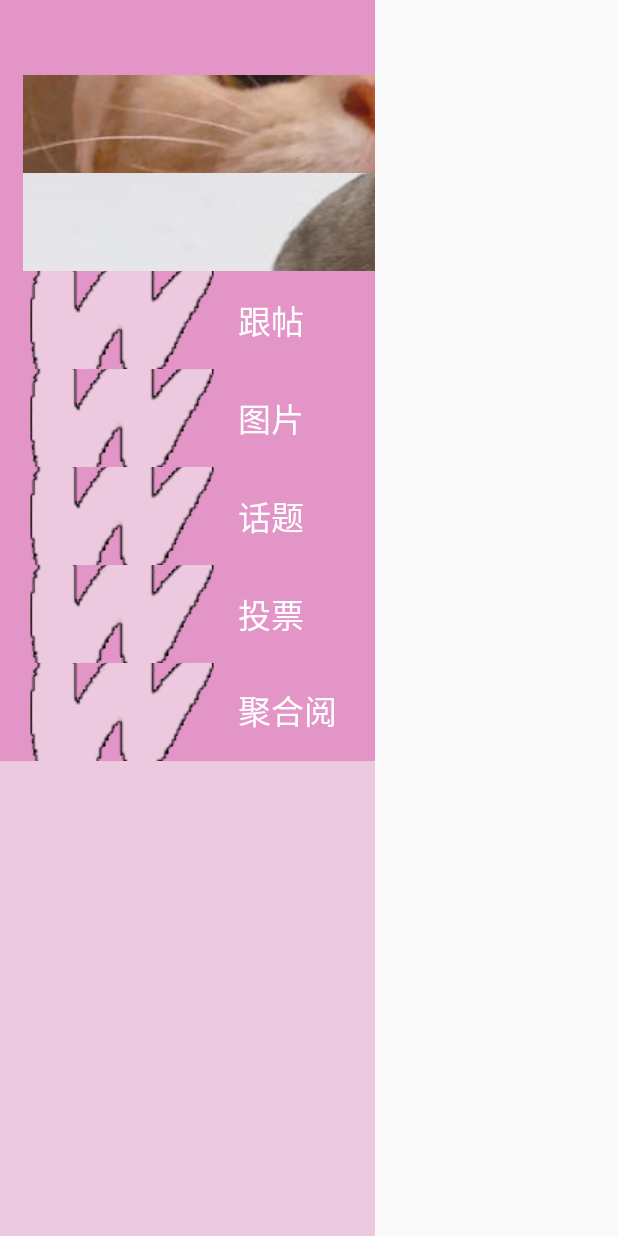
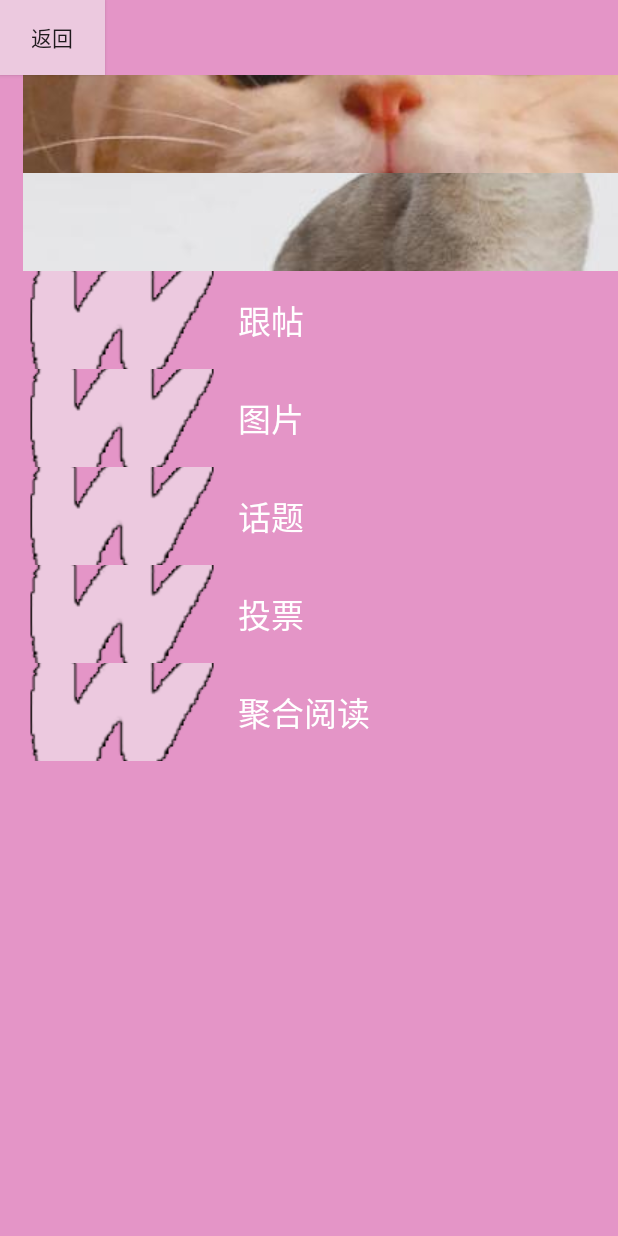
Before and after one commit to shwjn515/TraceHUB, an Android app: the layout layout_menu.xml on its own in the app's theme, with its tools: preview values and no code run, on a phone screen of 412 x 824 dp. Run offline under Robolectric (Android 15) with nearby library versions, the phone set to English and light mode, and no system bars.

Commit message:
list完成

```diff
--- a/app/src/main/AndroidManifest.xml
+++ b/app/src/main/AndroidManifest.xml
@@ -60,6 +60,11 @@
                 <action android:name="android.intent.action.VIEW" />
             </intent-filter>
         </activity>
+        <activity android:name=".ui.home.list">
+            <intent-filter>
+                <action android:name="android.intent.action.VIEW" />
+            </intent-filter>
+        </activity>
         <activity
             android:name=".MainActivity"
             android:label="@string/app_name">
--- a/app/src/main/res/layout/layout_menu.xml
+++ b/app/src/main/res/layout/layout_menu.xml
@@ -2,19 +2,21 @@
 <ScrollView xmlns:android="http://schemas.android.com/apk/res/android"
     xmlns:app="http://schemas.android.com/apk/res-auto"
     android:orientation="vertical"
-    android:background="@color/saswell_pink"
-    android:layout_width="250dp"
+    android:background="@color/saswell_pink2"
+    android:layout_width="match_parent"
     android:layout_height="match_parent">
     <LinearLayout
         android:layout_width="match_parent"
         android:layout_height="wrap_content"
         android:orientation="vertical">
-        <TextView
-            style="@style/MenuTabText"
-            android:layout_width="match_parent"
+
+        <Button
+            android:id="@+id/back"
+            android:layout_width="70dp"
             android:layout_height="50dp"
-            android:background="@color/saswell_pink2"
-            android:text="" />
+            android:background="@color/saswell_pink"
+            android:text="返回"/>
+
         <TextView
             style="@style/MenuTabText"
             android:layout_width="match_parent"
```
Also changed, not shown: app/src/main/java/edu/scse/tracehub/ui/home/HomeFragment.java (+28 -14 lines), app/src/main/java/edu/scse/tracehub/ui/home/list.java (+30 -2 lines), app/src/main/res/navigation/mobile_navigation.xml (+18 -1 lines).
